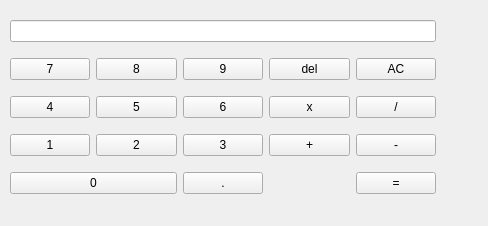
Above: cuteulator.ui from josef-alt/cuteulator before the change. Below: the same form after it.
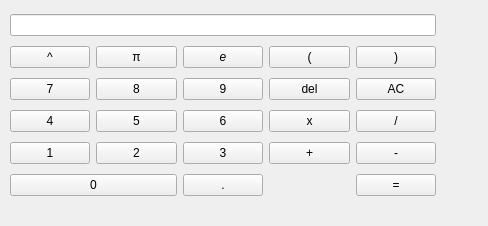
That is the form after the change.

Commit message: added new buttons for constants/exponents/parentheses

```diff
--- a/cuteulator.ui
+++ b/cuteulator.ui
@@ -24,7 +24,50 @@
      </rect>
     </property>
     <layout class="QGridLayout" name="gridLayout">
-     <item row="1" column="2">
+     <item row="3" column="1">
+      <widget class="QPushButton" name="btn5">
+       <property name="sizePolicy">
+        <sizepolicy hsizetype="Preferred" vsizetype="Preferred">
+         <horstretch>0</horstretch>
+         <verstretch>1</verstretch>
+        </sizepolicy>
+       </property>
+       <property name="text">
+        <string>5</string>
+       </property>
+       <property name="shortcut">
+        <string>5</string>
+       </property>
+      </widget>
+     </item>
+     <item row="5" column="0" colspan="2">
+      <widget class="QPushButton" name="btn0">
+       <property name="text">
+        <string>0</string>
+       </property>
+       <property name="shortcut">
+        <string>0</string>
+       </property>
+      </widget>
+     </item>
+     <item row="2" column="4">
+      <widget class="QPushButton" name="btnClear">
+       <property name="text">
+        <string>AC</string>
+       </property>
+      </widget>
+     </item>
+     <item row="5" column="4">
+      <widget class="QPushButton" name="btnEquals">
+       <property name="text">
+        <string>=</string>
+       </property>
+       <property name="shortcut">
+        <string>Enter</string>
+       </property>
+      </widget>
+     </item>
+     <item row="2" column="2">
       <widget class="QPushButton" name="btn9">
        <property name="sizePolicy">
         <sizepolicy hsizetype="Preferred" vsizetype="Preferred">
@@ -41,6 +84,22 @@
       </widget>
      </item>
      <item row="3" column="0">
+      <widget class="QPushButton" name="btn4">
+       <property name="sizePolicy">
+        <sizepolicy hsizetype="Preferred" vsizetype="Preferred">
+         <horstretch>0</horstretch>
+         <verstretch>1</verstretch>
+        </sizepolicy>
+       </property>
+       <property name="text">
+        <string>4</string>
+       </property>
+       <property name="shortcut">
+        <string>4</string>
+       </property>
+      </widget>
+     </item>
+     <item row="4" column="0">
       <widget class="QPushButton" name="btn1">
        <property name="sizePolicy">
         <sizepolicy hsizetype="Preferred" vsizetype="Preferred">
@@ -56,71 +115,7 @@
        </property>
       </widget>
      </item>
-     <item row="2" column="1">
-      <widget class="QPushButton" name="btn5">
-       <property name="sizePolicy">
-        <sizepolicy hsizetype="Preferred" vsizetype="Preferred">
-         <horstretch>0</horstretch>
-         <verstretch>1</verstretch>
-        </sizepolicy>
-       </property>
-       <property name="text">
-        <string>5</string>
-       </property>
-       <property name="shortcut">
-        <string>5</string>
-       </property>
-      </widget>
-     </item>
-     <item row="1" column="1">
-      <widget class="QPushButton" name="btn8">
-       <property name="sizePolicy">
-        <sizepolicy hsizetype="Preferred" vsizetype="Preferred">
-         <horstretch>0</horstretch>
-         <verstretch>1</verstretch>
-        </sizepolicy>
-       </property>
-       <property name="text">
-        <string>8</string>
-       </property>
-       <property name="shortcut">
-        <string>8</string>
-       </property>
-      </widget>
-     </item>
-     <item row="1" column="0">
-      <widget class="QPushButton" name="btn7">
-       <property name="sizePolicy">
-        <sizepolicy hsizetype="Preferred" vsizetype="Preferred">
-         <horstretch>0</horstretch>
-         <verstretch>1</verstretch>
-        </sizepolicy>
-       </property>
-       <property name="text">
-        <string>7</string>
-       </property>
-       <property name="shortcut">
-        <string>7</string>
-       </property>
-      </widget>
-     </item>
-     <item row="3" column="1">
-      <widget class="QPushButton" name="btn2">
-       <property name="sizePolicy">
-        <sizepolicy hsizetype="Preferred" vsizetype="Preferred">
-         <horstretch>0</horstretch>
-         <verstretch>1</verstretch>
-        </sizepolicy>
-       </property>
-       <property name="text">
-        <string>2</string>
-       </property>
-       <property name="shortcut">
-        <string>2</string>
-       </property>
-      </widget>
-     </item>
-     <item row="3" column="2">
+     <item row="4" column="2">
       <widget class="QPushButton" name="btn3">
        <property name="sizePolicy">
         <sizepolicy hsizetype="Preferred" vsizetype="Preferred">
@@ -137,7 +132,7 @@
       </widget>
      </item>
      <item row="2" column="0">
-      <widget class="QPushButton" name="btn4">
+      <widget class="QPushButton" name="btn7">
        <property name="sizePolicy">
         <sizepolicy hsizetype="Preferred" vsizetype="Preferred">
          <horstretch>0</horstretch>
@@ -145,14 +140,14 @@
         </sizepolicy>
        </property>
        <property name="text">
-        <string>4</string>
+        <string>7</string>
        </property>
        <property name="shortcut">
         <string>4</string>
        </property>
       </widget>
      </item>
-     <item row="2" column="2">
+     <item row="3" column="2">
       <widget class="QPushButton" name="btn6">
        <property name="sizePolicy">
         <sizepolicy hsizetype="Preferred" vsizetype="Preferred">
@@ -168,7 +163,76 @@
        </property>
       </widget>
      </item>
-     <item row="2" column="3">
+     <item row="0" column="0" colspan="5">
+      <widget class="QLineEdit" name="txtDisplay">
+       <property name="readOnly">
+        <bool>true</bool>
+       </property>
+      </widget>
+     </item>
+     <item row="4" column="1">
+      <widget class="QPushButton" name="btn2">
+       <property name="sizePolicy">
+        <sizepolicy hsizetype="Preferred" vsizetype="Preferred">
+         <horstretch>0</horstretch>
+         <verstretch>1</verstretch>
+        </sizepolicy>
+       </property>
+       <property name="text">
+        <string>2</string>
+       </property>
+       <property name="shortcut">
+        <string>2</string>
+       </property>
+      </widget>
+     </item>
+     <item row="4" column="4">
+      <widget class="QPushButton" name="btnSubtract">
+       <property name="text">
+        <string>-</string>
+       </property>
+       <property name="shortcut">
+        <string>-</string>
+       </property>
+      </widget>
+     </item>
+     <item row="3" column="4">
+      <widget class="QPushButton" name="btnDivide">
+       <property name="text">
+        <string>/</string>
+       </property>
+       <property name="shortcut">
+        <string>/</string>
+       </property>
+      </widget>
+     </item>
+     <item row="4" column="3">
+      <widget class="QPushButton" name="btnAdd">
+       <property name="text">
+        <string>+</string>
+       </property>
+       <property name="shortcut">
+        <string>+</string>
+       </property>
+      </widget>
+     </item>
+     <item row="2" column="1">
+      <widget class="QPushButton" name="btn8">
+       <property name="sizePolicy">
+        <sizepolicy hsizetype="Preferred" vsizetype="Preferred">
+         <horstretch>0</horstretch>
+         <verstretch>1</verstretch>
+        </sizepolicy>
+       </property>
+       <property name="text">
+        <string>8</string>
+       </property>
+       <property name="shortcut">
+        <string>8</string>
+       </property>
+      </widget>
+     </item>
+     <item row="3" column="3">
       <widget class="QPushButton" name="btnMultiply">
        <property name="text">
         <string>x</string>
@@ -178,47 +242,7 @@
        </property>
       </widget>
      </item>
-     <item row="2" column="4">
-      <widget class="QPushButton" name="btnDivide">
-       <property name="text">
-        <string>/</string>
-       </property>
-       <property name="shortcut">
-        <string>/</string>
-       </property>
-      </widget>
-     </item>
-     <item row="3" column="3">
-      <widget class="QPushButton" name="btnAdd">
-       <property name="text">
-        <string>+</string>
-       </property>
-       <property name="shortcut">
-        <string>+</string>
-       </property>
-      </widget>
-     </item>
-     <item row="3" column="4">
-      <widget class="QPushButton" name="btnSubtract">
-       <property name="text">
-        <string>-</string>
-       </property>
-       <property name="shortcut">
-        <string>-</string>
-       </property>
-      </widget>
-     </item>
-     <item row="4" column="4">
-      <widget class="QPushButton" name="btnEquals">
-       <property name="text">
-        <string>=</string>
-       </property>
-       <property name="shortcut">
-        <string>Enter</string>
-       </property>
-      </widget>
-     </item>
-     <item row="1" column="3">
+     <item row="2" column="3">
       <widget class="QPushButton" name="btnDelete">
        <property name="text">
         <string>del</string>
@@ -228,21 +252,7 @@
        </property>
       </widget>
      </item>
-     <item row="1" column="4">
-      <widget class="QPushButton" name="btnClear">
-       <property name="text">
-        <string>AC</string>
-       </property>
-      </widget>
-     </item>
-     <item row="0" column="0" colspan="5">
-      <widget class="QLineEdit" name="txtDisplay">
-       <property name="readOnly">
-        <bool>true</bool>
-       </property>
-      </widget>
-     </item>
-     <item row="4" column="2">
+     <item row="5" column="2">
       <widget class="QPushButton" name="btnDecimal">
        <property name="text">
         <string>.</string>
@@ -252,13 +262,48 @@
        </property>
       </widget>
      </item>
-     <item row="4" column="0" colspan="2">
-      <widget class="QPushButton" name="btn0">
+     <item row="1" column="3">
+      <widget class="QPushButton" name="btnParenOpen">
        <property name="text">
-        <string>0</string>
+        <string>(</string>
        </property>
-       <property name="shortcut">
-        <string>0</string>
+      </widget>
+     </item>
+     <item row="1" column="4">
+      <widget class="QPushButton" name="btnParenClose">
+       <property name="text">
+        <string>)</string>
+       </property>
+      </widget>
+     </item>
+     <item row="1" column="0">
+      <widget class="QPushButton" name="btnExponent">
+       <property name="text">
+        <string>^</string>
+       </property>
+      </widget>
+     </item>
+     <item row="1" column="1">
+      <widget class="QPushButton" name="btnPI">
+       <property name="font">
+        <font>
+         <italic>false</italic>
+        </font>
+       </property>
+       <property name="text">
+        <string>π</string>
+       </property>
+      </widget>
+     </item>
+     <item row="1" column="2">
+      <widget class="QPushButton" name="btnE">
+       <property name="font">
+        <font>
+         <italic>true</italic>
+        </font>
+       </property>
+       <property name="text">
+        <string>e</string>
        </property>
       </widget>
      </item>
```
Left out of the diff: 2 changed lines with no effect on the pictures.
